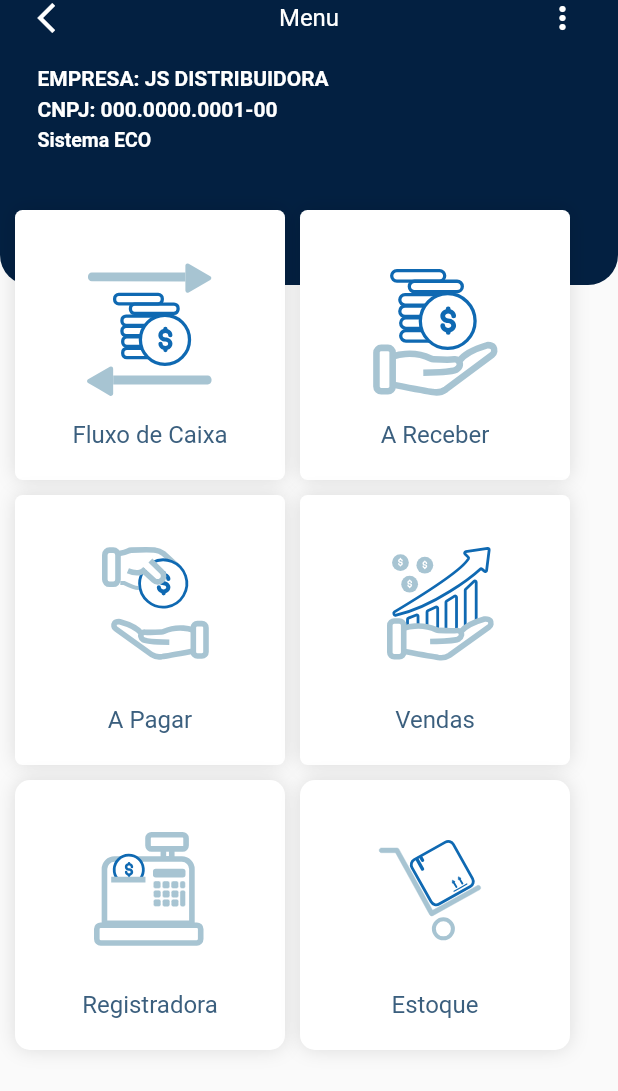
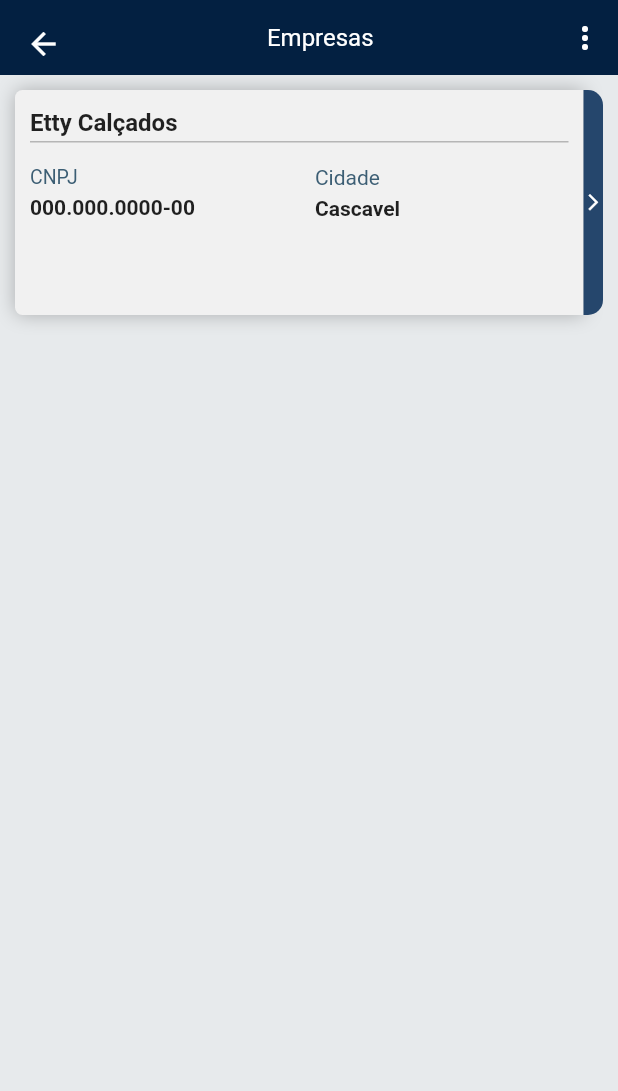
Before and after one commit to wenerson-venancio/Eco360, a Flutter app: the screen it shows after launch, on a phone screen of 412 x 824 dp. Shown: the top 1091 px of the screen. Run offline on Flutter 3.47's test engine with Material 2 defaults, Android fonts, the phone set to English and light mode, and no system bars; our stand-ins replace flutter_svg.

Commit message:
CardEmpresa

```diff
--- a/lib/main.dart
+++ b/lib/main.dart
@@ -1,3 +1,4 @@
+import 'package:eco360/pages/empresa.dart';
 import 'package:eco360/pages/pagar_page.dart';
 import 'package:flutter/material.dart';
 import 'pages/caixa_page.dart';
@@ -26,8 +27,9 @@ class MyApp extends StatelessWidget {
         '/venda': (context) => const SalesPage(),
         '/registradora': (context) => const RegisterPage(),
         '/estoque':(context) => const InventoryPage(),
+        '/empresa':(context) => const Company()
       },
-      initialRoute: '/home',
+      initialRoute: '/empresa',
       debugShowCheckedModeBanner: false,
     );
   }
--- /dev/null
+++ b/lib/pages/empresa.dart
@@ -0,0 +1,200 @@
+// ignore_for_file: avoid_unnecessary_containers
+
+import 'package:flutter/material.dart';
+import 'package:flutter/services.dart';
+
+class Company extends StatelessWidget {
+  const Company({Key? key}) : super(key: key);
+
+  @override
+  Widget build(BuildContext context) {
+    return Scaffold(
+      appBar: _appBar(),
+      body: Container(
+          color: Color.fromARGB(255, 231, 234, 236),
+          child: Column(
+            children: [
+              Column(
+                children: [
+                  Row(
+                    children: [
+                      Expanded(
+                          child: Container(
+                        height: 50,
+                        color: const Color.fromARGB(255, 3, 32, 65),
+                        child: Padding(
+                          padding: const EdgeInsets.only(left: 1, right: 10),
+                          child: Row(
+                            mainAxisAlignment: MainAxisAlignment.spaceBetween,
+                            children: const [
+                              IconButton(
+                                  onPressed: null,
+                                  icon: BackButton(
+                                    color: Colors.white,
+                                  )),
+                              Text(
+                                'Empresas',
+                                style: TextStyle(
+                                    color: Colors.white, fontSize: 16),
+                              ),
+                              Icon(
+                                Icons.more_vert,
+                                color: Colors.white,
+                              )
+                            ],
+                          ),
+                        ),
+                      ))
+                    ],
+                  )
+                ],
+              ),
+              Padding(
+                padding: const EdgeInsets.all(10),
+                child: Row(
+                  children: [
+                    Expanded(
+                      child: Column(
+                        children: [
+                          GestureDetector(
+                            onTap: () => print('teste empresas'),
+                            child: Container(
+                              height: 150,
+                              decoration: const BoxDecoration(
+                                  color: Color.fromARGB(255, 241, 241, 241),
+                                  borderRadius: BorderRadius.only(
+                                      topLeft: Radius.circular(5),
+                                      bottomLeft: Radius.circular(5)),
+                                  boxShadow: [
+                                    BoxShadow(
+                                      color: Colors.black26,
+                                      blurRadius: 10,
+                                    )
+                                  ]),
+                              child: Padding(
+                                padding: const EdgeInsets.all(10),
+                                child: Column(
+                                  children: [
+                                    Container(
+                                      height: 25,
+                                      decoration: const BoxDecoration(
+                                          border: Border(
+                                              bottom: BorderSide(
+                                                  color: Color.fromARGB(
+                                                      146, 138, 138, 138)))),
+                                      child: Row(
+                                        children: const [
+                                          Text(
+                                            'Etty Calçados',
+                                            style: TextStyle(
+                                                fontWeight: FontWeight.bold,
+                                                fontSize: 16),
+                                          ),
+                                        ],
+                                      ),
+                                    ),
+                                    const SizedBox(height: 15,),
+                                    Row(
+                                      children: [
+                                        Container(
+                                          child: Column(
+                                            crossAxisAlignment: CrossAxisAlignment.start,
+                                            children: [
+                                              Container(
+                                                child: Container(
+                                                  child: Column(
+                                                    children: const [
+                                                      Text(
+                                                        'CNPJ', style: TextStyle(fontSize: 13, color: Color.fromARGB(255, 60, 94, 116)),
+                                                      ),
+                                                    ],
+                                                  ),
+                                                ),
+                                              ),
+                                              const SizedBox(
+                                                height: 5,
+                                              ),
+                                              Container(
+                                                child: Column(
+                                                  children: const [
+                                                    Text('000.000.0000-00', style: TextStyle(fontWeight: FontWeight.bold),)
+                                                  ],
+                                                ),
+                                              )
+                                            ],
+                                          ),
+                                        ),
+                                        const SizedBox(width: 80,),
+                                        Container(
+                                          child: Column(
+                                            crossAxisAlignment: CrossAxisAlignment.start,
+                                            children: [
+                                              Container(
+                                                child: Column(
+                                                  children: const [
+                                                    Text('Cidade', style: TextStyle(color: Color.fromARGB(
+                                                              255,
+                                                              60,
+                                                              94,
+                                                              116)),)
+                                                  ],
+                                                ),
+                                              ),
+                                              const SizedBox(height: 5,),
+                                              Container(
+                                                child: Column(
+                                                  children: const [
+                                                    Text('Cascavel', style: TextStyle(fontWeight: FontWeight.bold),)
+                                                  ],
+                                                ),
+                                              )
+                                            ],
+                                          ),
+                                        )
+                                      ],
+                                    )
+                                  ],
+                                ),
+                              ),
+                            ),
+                          ),
+                        ],
+                      ),
+                    ),
+                    Container(
+                      height: 150,
+                      width: 13,
+                      decoration: const BoxDecoration(
+                          color: Color.fromARGB(255, 37, 70, 108),
+                          borderRadius: BorderRadius.only(
+                              topRight: Radius.circular(10),
+                              bottomRight: Radius.circular(10))),
+                      child: Column(
+                        mainAxisAlignment: MainAxisAlignment.center,
+                        children: const [
+                          Icon(
+                            Icons.arrow_forward_ios,
+                            color: Colors.white,
+                            size: 13,
+                          )
+                        ],
+                      ),
+                    )
+                  ],
+                ),
+              )
+            ],
+          )),
+    );
+  }
+
+  PreferredSize _appBar() {
+    return PreferredSize(
+        preferredSize: const Size.fromHeight(0),
+        child: AppBar(
+          elevation: 0,
+          backgroundColor: const Color.fromARGB(255, 3, 32, 65),
+          systemOverlayStyle: SystemUiOverlayStyle.light,
+        ));
+  }
+}
```
